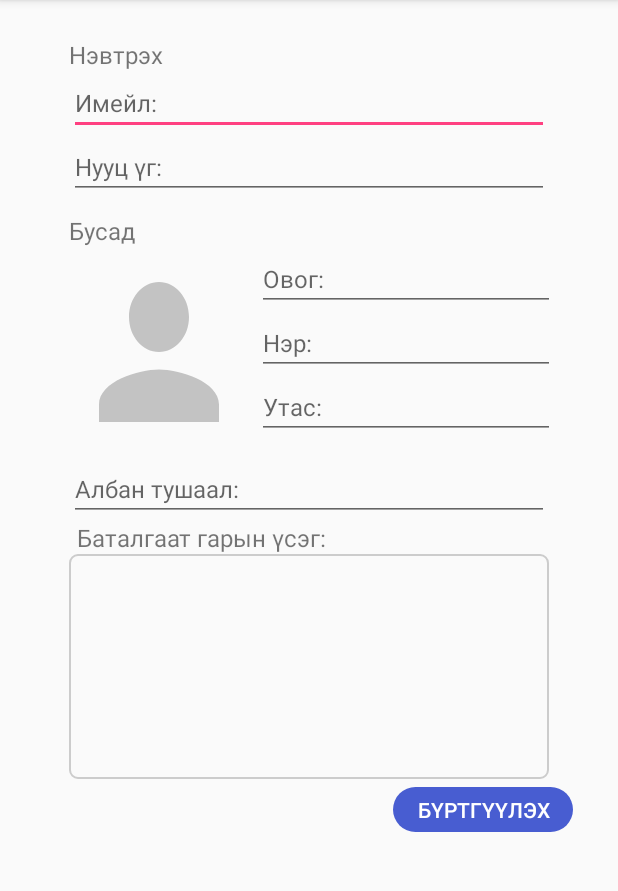
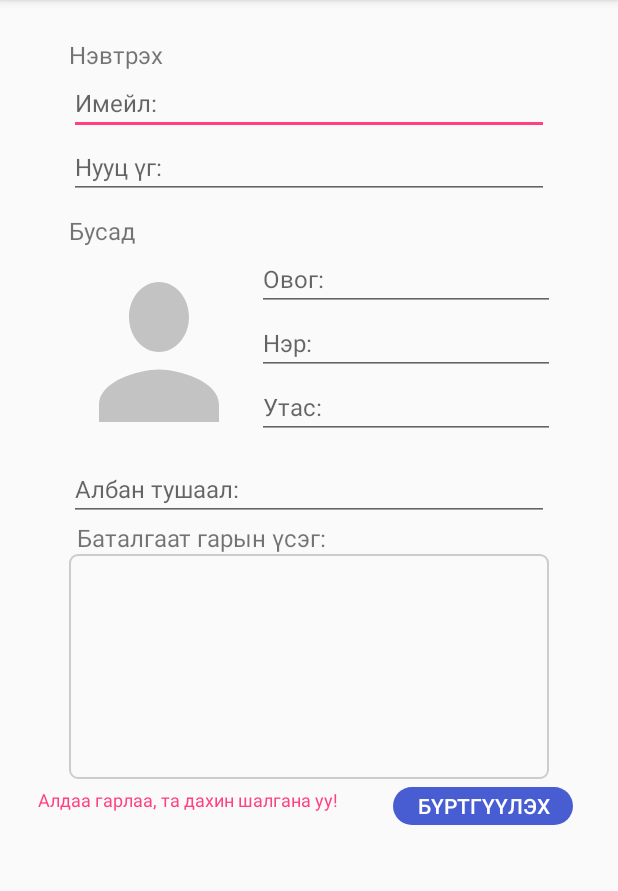
Before and after one commit to Todd2ndLT/Checklist, an Android app: the screen it shows after launch (MainActivity), on a phone screen of 412 x 824 dp, the part 84-975 px from its top. Run offline under Robolectric (Android 15) with nearby library versions, the phone set to English and light mode, and no system bars.

Commit message:
Upload updated activity_signup

```diff
--- a/app/src/main/res/layout/activity_signup.xml
+++ b/app/src/main/res/layout/activity_signup.xml
@@ -124,9 +124,20 @@
                 />
         </LinearLayout>
     </GridLayout>
+    <TextView
+        android:layout_width="wrap_content"
+        android:layout_height="wrap_content"
+        android:textColor="@color/colorAccent"
+        android:textSize="12sp"
+        app:layout_constraintLeft_toLeftOf="parent"
+        android:layout_marginLeft="25dp"
+        android:layout_marginTop="5dp"
+        android:text="Алдаа гарлаа, та дахин шалгана уу!"
+        app:layout_constraintTop_toBottomOf="@id/signup_layoutMiddle"
+        />
     <Button
         android:layout_width="120dp"
-        android:layout_height="30dp"
+        android:layout_height="25dp"
         android:text="@string/signup_buttonOK"
         android:layout_marginTop="5dp"
         android:layout_marginRight="30dp"
```
